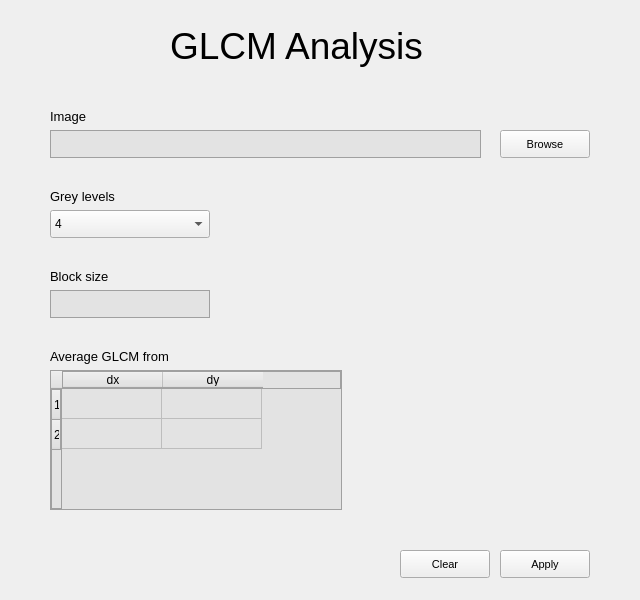
The window that designs/design.ui (ola567/GLCM) describes before a commit, drawn with Qt 5.
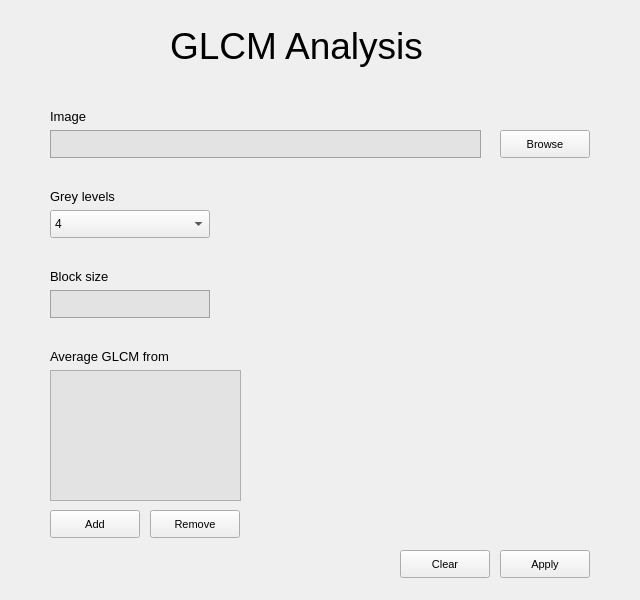
The same window after the commit.

Commit message: change table for listview

```diff
--- a/designs/design.ui
+++ b/designs/design.ui
@@ -222,42 +222,54 @@
      <string>Apply</string>
     </property>
    </widget>
-   <widget class="QTableWidget" name="average_glcm_from_input">
+   <widget class="QListView" name="average_glcm_from_list">
     <property name="geometry">
      <rect>
       <x>50</x>
       <y>370</y>
-      <width>292</width>
-      <height>140</height>
+      <width>191</width>
+      <height>131</height>
      </rect>
     </property>
     <property name="styleSheet">
-     <string notr="true">background-color: #e3e3e3;
-border: 1px solid #a0a0a0</string>
+     <string notr="true">background-color: #e3e3e3;</string>
     </property>
-    <property name="sizeAdjustPolicy">
-     <enum>QAbstractScrollArea::AdjustToContents</enum>
+   </widget>
+   <widget class="QPushButton" name="add_button">
+    <property name="geometry">
+     <rect>
+      <x>50</x>
+      <y>510</y>
+      <width>90</width>
+      <height>28</height>
+     </rect>
     </property>
-    <row>
-     <property name="text">
-      <string>1</string>
-     </property>
-    </row>
-    <row>
-     <property name="text">
-      <string>2</string>
-     </property>
-    </row>
-    <column>
-     <property name="text">
-      <string>dx</string>
-     </property>
-    </column>
-    <column>
-     <property name="text">
-      <string>dy</string>
-     </property>
-    </column>
+    <property name="font">
+     <font>
+      <pointsize>8</pointsize>
+     </font>
+    </property>
+    <property name="text">
+     <string>Add</string>
+    </property>
+   </widget>
+   <widget class="QPushButton" name="remove_button">
+    <property name="geometry">
+     <rect>
+      <x>150</x>
+      <y>510</y>
+      <width>90</width>
+      <height>28</height>
+     </rect>
+    </property>
+    <property name="font">
+     <font>
+      <pointsize>8</pointsize>
+     </font>
+    </property>
+    <property name="text">
+     <string>Remove</string>
+    </property>
    </widget>
   </widget>
  </widget>
```
The commit also changes 4 other files.
